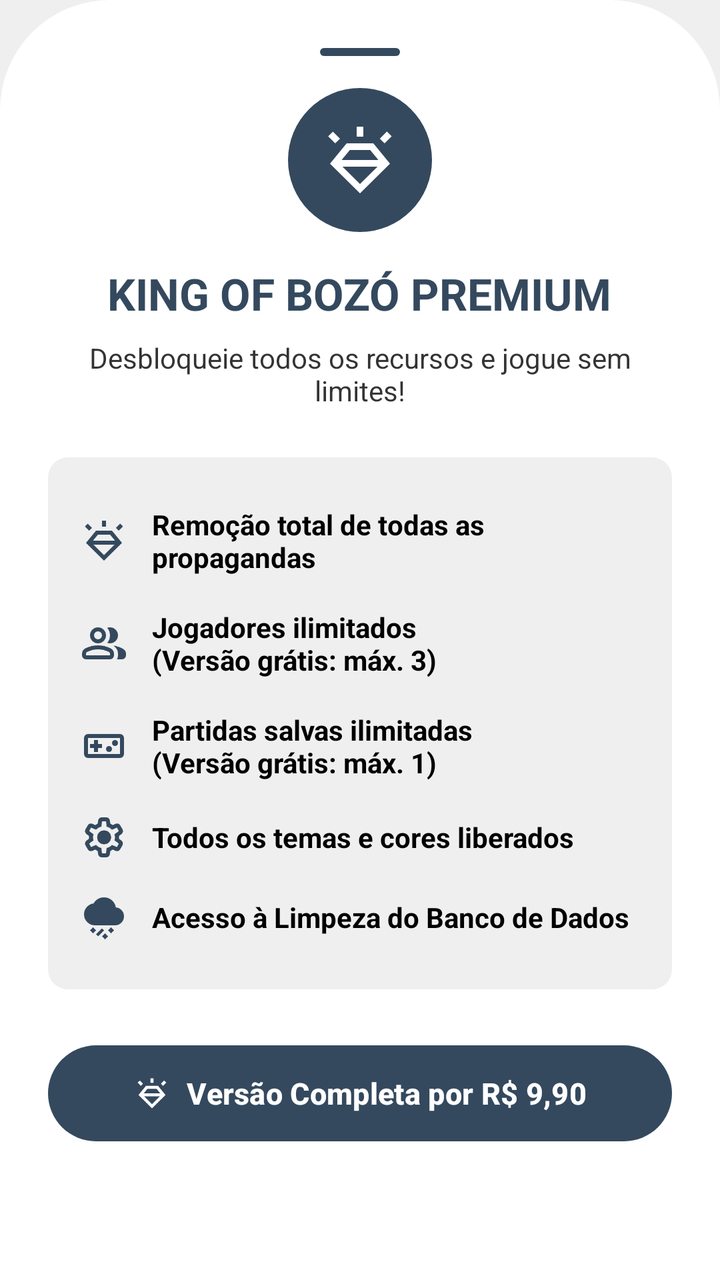
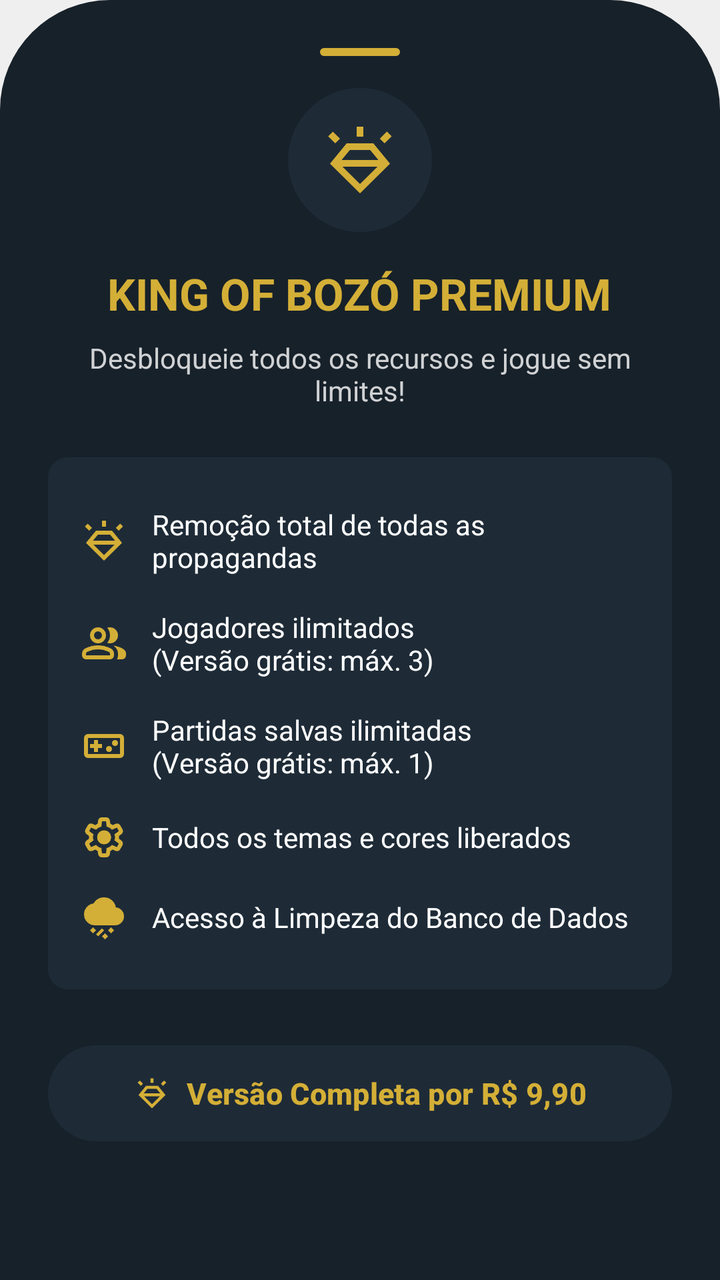

Screens rendered from an Android XML layout before and after an edit, with the pre-edit source and the edit as a unified diff.
<!-- AndroidManifest.xml: application theme Base.Theme.KingOfBozo.Standard -->
<!-- res/layout/bottom_sheet_premium.xml -->
<?xml version="1.0" encoding="utf-8"?>
<androidx.core.widget.NestedScrollView xmlns:android="http://schemas.android.com/apk/res/android"
    xmlns:app="http://schemas.android.com/apk/res-auto"
    xmlns:tools="http://schemas.android.com/tools"
    android:layout_width="match_parent"
    android:layout_height="wrap_content"
    android:backgroundTint="?attr/cardBackgroundColor"
    android:background="@drawable/bottom_sheet_background"
    android:fillViewport="true">

    <LinearLayout
        android:layout_width="match_parent"
        android:layout_height="wrap_content"
        android:orientation="vertical"
        android:padding="24dp"
        android:gravity="center_horizontal">

        
        <ImageView
            android:layout_width="40dp"
            android:layout_height="4dp"
            android:layout_marginBottom="16dp"
            app:tint="?attr/colorPrimary"
            android:src="@drawable/background_card_dark"
            tools:ignore="ContentDescription" />

        
        <ImageView
            android:id="@+id/icon_crown_premium"
            android:layout_width="72dp"
            android:layout_height="72dp"
            android:background="@drawable/background_circle"
            android:backgroundTint="?attr/colorPrimary"
            android:padding="16dp"
            android:src="@drawable/ic_diamond_shine"
            app:tint="?attr/customTextBackground"
            tools:ignore="ContentDescription" />

        
        <TextView
            android:id="@+id/text_premium_title"
            android:layout_width="wrap_content"
            android:layout_height="wrap_content"
            android:layout_marginTop="16dp"
            android:text="@string/premium_title"
            android:textColor="?attr/colorPrimary"
            android:textSize="22sp"
            android:textStyle="bold"
            android:gravity="center" />

        
        <TextView
            android:id="@+id/text_premium_subtitle"
            android:layout_width="wrap_content"
            android:layout_height="wrap_content"
            android:layout_marginTop="8dp"
            android:text="@string/premium_subtitle"
            android:textColor="?attr/textFillColor"
            android:textSize="14sp"
            android:alpha="0.8"
            android:gravity="center" />

        
        <LinearLayout
            android:layout_width="match_parent"
            android:layout_height="wrap_content"
            android:orientation="vertical"
            android:layout_marginTop="24dp"
            android:background="@drawable/background_card_game"
            android:backgroundTint="?attr/customBackground"
            android:padding="16dp">

            
            <LinearLayout
                android:layout_width="match_parent"
                android:layout_height="wrap_content"
                android:gravity="center_vertical"
                android:paddingVertical="8dp">

                <ImageView
                    android:layout_width="24dp"
                    android:layout_height="24dp"
                    android:src="@drawable/ic_diamond_shine"
                    app:tint="?attr/colorPrimary"
                    tools:ignore="ContentDescription" />

                <TextView
                    android:layout_width="wrap_content"
                    android:layout_height="wrap_content"
                    android:layout_marginStart="12dp"
                    android:text="@string/premium_feat_no_ads"
                    android:textColor="?attr/textFillColor"
                    android:textSize="14sp"
                    android:textStyle="bold" />
            </LinearLayout>

            
            <LinearLayout
                android:layout_width="match_parent"
                android:layout_height="wrap_content"
                android:gravity="center_vertical"
                android:paddingVertical="8dp">

                <ImageView
                    android:layout_width="24dp"
                    android:layout_height="24dp"
                    android:src="@drawable/ic_players"
                    app:tint="?attr/colorPrimary"
                    tools:ignore="ContentDescription" />

                <TextView
                    android:layout_width="wrap_content"
                    android:layout_height="wrap_content"
                    android:layout_marginStart="12dp"
                    android:text="@string/premium_feat_unlimited_players"
                    android:textColor="?attr/textFillColor"
                    android:textSize="14sp"
                    android:textStyle="bold" />
            </LinearLayout>

            
            <LinearLayout
                android:layout_width="match_parent"
                android:layout_height="wrap_content"
                android:gravity="center_vertical"
                android:paddingVertical="8dp">

                <ImageView
                    android:layout_width="24dp"
                    android:layout_height="24dp"
                    android:src="@drawable/ic_game"
                    app:tint="?attr/colorPrimary"
                    tools:ignore="ContentDescription" />

                <TextView
                    android:layout_width="wrap_content"
                    android:layout_height="wrap_content"
                    android:layout_marginStart="12dp"
                    android:text="@string/premium_feat_unlimited_saved_games"
                    android:textColor="?attr/textFillColor"
                    android:textSize="14sp"
                    android:textStyle="bold" />
            </LinearLayout>

            
            <LinearLayout
                android:layout_width="match_parent"
                android:layout_height="wrap_content"
                android:gravity="center_vertical"
                android:paddingVertical="8dp">

                <ImageView
                    android:layout_width="24dp"
                    android:layout_height="24dp"
                    android:src="@drawable/ic_settings"
                    app:tint="?attr/colorPrimary"
                    tools:ignore="ContentDescription" />

                <TextView
                    android:layout_width="wrap_content"
                    android:layout_height="wrap_content"
                    android:layout_marginStart="12dp"
                    android:text="@string/premium_feat_unlimited_themes"
                    android:textColor="?attr/textFillColor"
                    android:textSize="14sp"
                    android:textStyle="bold" />
            </LinearLayout>

            
            <LinearLayout
                android:layout_width="match_parent"
                android:layout_height="wrap_content"
                android:gravity="center_vertical"
                android:paddingVertical="8dp">

                <ImageView
                    android:layout_width="24dp"
                    android:layout_height="24dp"
                    android:src="@drawable/ic_limpar_dados"
                    app:tint="?attr/colorPrimary"
                    tools:ignore="ContentDescription" />

                <TextView
                    android:layout_width="wrap_content"
                    android:layout_height="wrap_content"
                    android:layout_marginStart="12dp"
                    android:text="@string/premium_feat_reset_data"
                    android:textColor="?attr/textFillColor"
                    android:textSize="14sp"
                    android:textStyle="bold" />
            </LinearLayout>

        </LinearLayout>

        
        <com.google.android.material.button.MaterialButton
            android:id="@+id/btn_unlock_premium"
            android:layout_width="match_parent"
            android:layout_height="56dp"
            android:layout_marginTop="24dp"
            android:text="@string/premium_btn_unlock"
            android:textColor="?attr/customTextBackground"
            android:textSize="15sp"
            android:textStyle="bold"
            app:backgroundTint="?attr/colorPrimary"
            app:cornerRadius="28dp"
            app:icon="@drawable/ic_diamond_shine"
            app:iconGravity="textStart"
            app:iconTint="?attr/customTextBackground" />

    </LinearLayout>

</androidx.core.widget.NestedScrollView>
<!-- resources referenced by this layout -->
<resources>
  <!-- drawable background_card_dark (drawable) -->
  <shape xmlns:android="http://schemas.android.com/apk/res/android"
      android:shape="rectangle">
      <solid android:color="@color/fundo_light" />
      <corners android:radius="100dp" />
  </shape>
  <!-- drawable background_card_game (drawable) -->
  <?xml version="1.0" encoding="utf-8"?>
  <shape xmlns:android="http://schemas.android.com/apk/res/android"
      android:shape="rectangle">
      <corners android:radius="10dp" />
      <solid android:color="@color/card_dark" />
  </shape>
  <!-- drawable background_circle (drawable) -->
  <?xml version="1.0" encoding="utf-8"?>
  <shape xmlns:android="http://schemas.android.com/apk/res/android"
      android:shape="oval">
      <solid android:color="@color/fundo_light" />
  </shape>
  <!-- drawable bottom_sheet_background (drawable) -->
  <?xml version="1.0" encoding="utf-8"?>
  <shape xmlns:android="http://schemas.android.com/apk/res/android"
      android:shape="rectangle">
      <solid android:color="@color/fundo_light"/>
      <corners android:topLeftRadius="55dp" android:topRightRadius="55dp"/>
  </shape>
  <!-- drawable ic_diamond_shine (drawable) -->
  <vector xmlns:android="http://schemas.android.com/apk/res/android" android:height="24dp" android:tint="#FFFFFF" android:viewportHeight="960" android:viewportWidth="960" android:width="24dp">
        
      <path android:fillColor="@android:color/white" android:pathData="M480,880L120,524L320,280L640,280L840,524L480,880ZM183,280L98,195L155,139L240,224L183,280ZM440,200L440,80L520,80L520,200L440,200ZM775,280L718,223L803,138L860,195L775,280ZM480,768L690,560L270,560L480,768ZM358,360L259,480L701,480L602,360L358,360Z"/>
      
  </vector>
  <!-- drawable ic_limpar_dados (drawable) -->
  <vector xmlns:android="http://schemas.android.com/apk/res/android"
      android:width="24dp"
      android:height="24dp"
      android:viewportWidth="960"
      android:viewportHeight="960"
      android:tint="?attr/colorControlNormal">
    <path
        android:fillColor="@android:color/white"
        android:pathData="M500,920L440,860L500,800L560,860L500,920ZM362,860L320,818L438,700L480,742L362,860ZM620,800L560,740L620,680L680,740L620,800ZM260,800L200,740L260,680L320,740L260,800ZM300,640Q209,640 144.5,575.5Q80,511 80,420Q80,337 135,275Q190,213 271,202Q303,145 358.5,112.5Q414,80 480,80Q570,80 636.5,137.5Q703,195 717,281Q786,287 833,338Q880,389 880,460Q880,535 827.5,587.5Q775,640 700,640L300,640Z"/>
  </vector>
  <string name="premium_btn_unlock">Versão Completa por R$ 9,90</string>
  <string name="premium_feat_no_ads">Remoção total de todas as propagandas</string>
  <string name="premium_feat_reset_data">Acesso à Limpeza do Banco de Dados</string>
  <string name="premium_feat_unlimited_players">Jogadores ilimitados \n(Versão grátis: máx. 3)</string>
  <string name="premium_feat_unlimited_saved_games">Partidas salvas ilimitadas \n(Versão grátis: máx. 1)</string>
  <string name="premium_feat_unlimited_themes">Todos os temas e cores liberados</string>
  <string name="premium_subtitle">Desbloqueie todos os recursos e jogue sem limites!</string>
  <string name="premium_title">KING OF BOZÓ PREMIUM</string>
  <color name="fundo_light">#EFEFEF</color>
  <color name="card_dark">#313131</color>
  <color name="padrao">#34495e</color>
  <color name="text_dark">#000000</color>
  <color name="text_light">#FFFFFF</color>
  <color name="icon_dark">#000000</color>
  <color name="icon_light">#FFFFFF</color>
  <color name="card_light">#FFFFFF</color>
  <!-- unchanged entries left out for length: 5 -->
</resources>

<!-- the commit's change to res/layout/bottom_sheet_premium.xml (unified diff, before → after) -->
@@ -4,7 +4,7 @@
     xmlns:tools="http://schemas.android.com/tools"
     android:layout_width="match_parent"
     android:layout_height="wrap_content"
-    android:backgroundTint="?attr/cardBackgroundColor"
+    android:backgroundTint="@color/padrao_dark_nigth"
     android:background="@drawable/bottom_sheet_background"
     android:fillViewport="true">
 
@@ -20,7 +20,7 @@
             android:layout_width="40dp"
             android:layout_height="4dp"
             android:layout_marginBottom="16dp"
-            app:tint="?attr/colorPrimary"
+            app:tint="@color/premium"
             android:src="@drawable/background_card_dark"
             tools:ignore="ContentDescription" />
 
@@ -30,10 +30,10 @@
             android:layout_width="72dp"
             android:layout_height="72dp"
             android:background="@drawable/background_circle"
-            android:backgroundTint="?attr/colorPrimary"
+            android:backgroundTint="@color/padrao_dark"
             android:padding="16dp"
             android:src="@drawable/ic_diamond_shine"
-            app:tint="?attr/customTextBackground"
+            app:tint="@color/premium"
             tools:ignore="ContentDescription" />
 
         
@@ -43,7 +43,7 @@
             android:layout_height="wrap_content"
             android:layout_marginTop="16dp"
             android:text="@string/premium_title"
-            android:textColor="?attr/colorPrimary"
+            android:textColor="@color/premium"
             android:textSize="22sp"
             android:textStyle="bold"
             android:gravity="center" />
@@ -55,7 +55,7 @@
             android:layout_height="wrap_content"
             android:layout_marginTop="8dp"
             android:text="@string/premium_subtitle"
-            android:textColor="?attr/textFillColor"
+            android:textColor="?attr/customTextBackground"
             android:textSize="14sp"
             android:alpha="0.8"
             android:gravity="center" />
@@ -67,7 +67,7 @@
             android:orientation="vertical"
             android:layout_marginTop="24dp"
             android:background="@drawable/background_card_game"
-            android:backgroundTint="?attr/customBackground"
+            android:backgroundTint="@color/padrao_dark"
             android:padding="16dp">
 
             
@@ -81,7 +81,7 @@
                     android:layout_width="24dp"
                     android:layout_height="24dp"
                     android:src="@drawable/ic_diamond_shine"
-                    app:tint="?attr/colorPrimary"
+                    app:tint="@color/premium"
                     tools:ignore="ContentDescription" />
 
                 <TextView
@@ -89,9 +89,8 @@
                     android:layout_height="wrap_content"
                     android:layout_marginStart="12dp"
                     android:text="@string/premium_feat_no_ads"
-                    android:textColor="?attr/textFillColor"
-                    android:textSize="14sp"
-                    android:textStyle="bold" />
+                    android:textColor="?attr/customTextBackground"
+                    android:textSize="14sp"/>
             </LinearLayout>
 
             
@@ -105,7 +104,7 @@
                     android:layout_width="24dp"
                     android:layout_height="24dp"
                     android:src="@drawable/ic_players"
-                    app:tint="?attr/colorPrimary"
+                    app:tint="@color/premium"
                     tools:ignore="ContentDescription" />
 
                 <TextView
@@ -113,9 +112,8 @@
                     android:layout_height="wrap_content"
                     android:layout_marginStart="12dp"
                     android:text="@string/premium_feat_unlimited_players"
-                    android:textColor="?attr/textFillColor"
-                    android:textSize="14sp"
-                    android:textStyle="bold" />
+                    android:textColor="?attr/customTextBackground"
+                    android:textSize="14sp"/>
             </LinearLayout>
 
             
@@ -129,7 +127,7 @@
                     android:layout_width="24dp"
                     android:layout_height="24dp"
                     android:src="@drawable/ic_game"
-                    app:tint="?attr/colorPrimary"
+                    app:tint="@color/premium"
                     tools:ignore="ContentDescription" />
 
                 <TextView
@@ -137,9 +135,8 @@
                     android:layout_height="wrap_content"
                     android:layout_marginStart="12dp"
                     android:text="@string/premium_feat_unlimited_saved_games"
-                    android:textColor="?attr/textFillColor"
-                    android:textSize="14sp"
-                    android:textStyle="bold" />
+                    android:textColor="?attr/customTextBackground"
+                    android:textSize="14sp"/>
             </LinearLayout>
 
             
@@ -153,7 +150,7 @@
                     android:layout_width="24dp"
                     android:layout_height="24dp"
                     android:src="@drawable/ic_settings"
-                    app:tint="?attr/colorPrimary"
+                    app:tint="@color/premium"
                     tools:ignore="ContentDescription" />
 
                 <TextView
@@ -161,9 +158,8 @@
                     android:layout_height="wrap_content"
                     android:layout_marginStart="12dp"
                     android:text="@string/premium_feat_unlimited_themes"
-                    android:textColor="?attr/textFillColor"
-                    android:textSize="14sp"
-                    android:textStyle="bold" />
+                    android:textColor="?attr/customTextBackground"
+                    android:textSize="14sp"/>
             </LinearLayout>
 
             
@@ -177,7 +173,7 @@
                     android:layout_width="24dp"
                     android:layout_height="24dp"
                     android:src="@drawable/ic_limpar_dados"
-                    app:tint="?attr/colorPrimary"
+                    app:tint="@color/premium"
                     tools:ignore="ContentDescription" />
 
                 <TextView
@@ -185,9 +181,8 @@
                     android:layout_height="wrap_content"
                     android:layout_marginStart="12dp"
                     android:text="@string/premium_feat_reset_data"
-                    android:textColor="?attr/textFillColor"
-                    android:textSize="14sp"
-                    android:textStyle="bold" />
+                    android:textColor="?attr/customTextBackground"
+                    android:textSize="14sp"/>
             </LinearLayout>
 
         </LinearLayout>
@@ -199,14 +194,14 @@
             android:layout_height="56dp"
             android:layout_marginTop="24dp"
             android:text="@string/premium_btn_unlock"
-            android:textColor="?attr/customTextBackground"
+            android:textColor="@color/premium"
             android:textSize="15sp"
             android:textStyle="bold"
-            app:backgroundTint="?attr/colorPrimary"
+            app:backgroundTint="@color/padrao_dark"
             app:cornerRadius="28dp"
             app:icon="@drawable/ic_diamond_shine"
             app:iconGravity="textStart"
-            app:iconTint="?attr/customTextBackground" />
+            app:iconTint="@color/premium" />
 
     </LinearLayout>
 
<!-- resource entries referenced after the edit -->
@@ -1,5 +1,8 @@
 <!-- resources referenced by this layout -->
 <resources>
+  <color name="padrao_dark">#1E2B37</color>
+  <color name="padrao_dark_nigth">#17212A</color>
+  <color name="premium">#D4AF37</color>
   <!-- drawable background_card_dark (drawable) -->
   <shape xmlns:android="http://schemas.android.com/apk/res/android"
       android:shape="rectangle">
